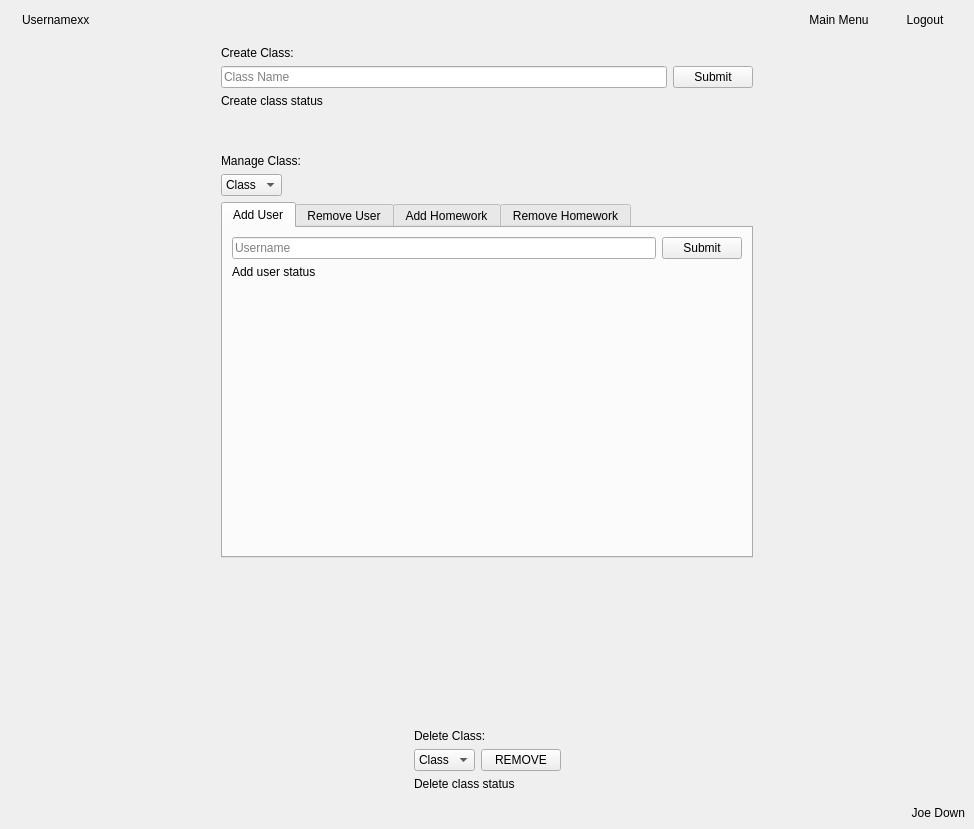
Old version of the form window.ui in the repository AnthropomorphicMonkey/Coursework.
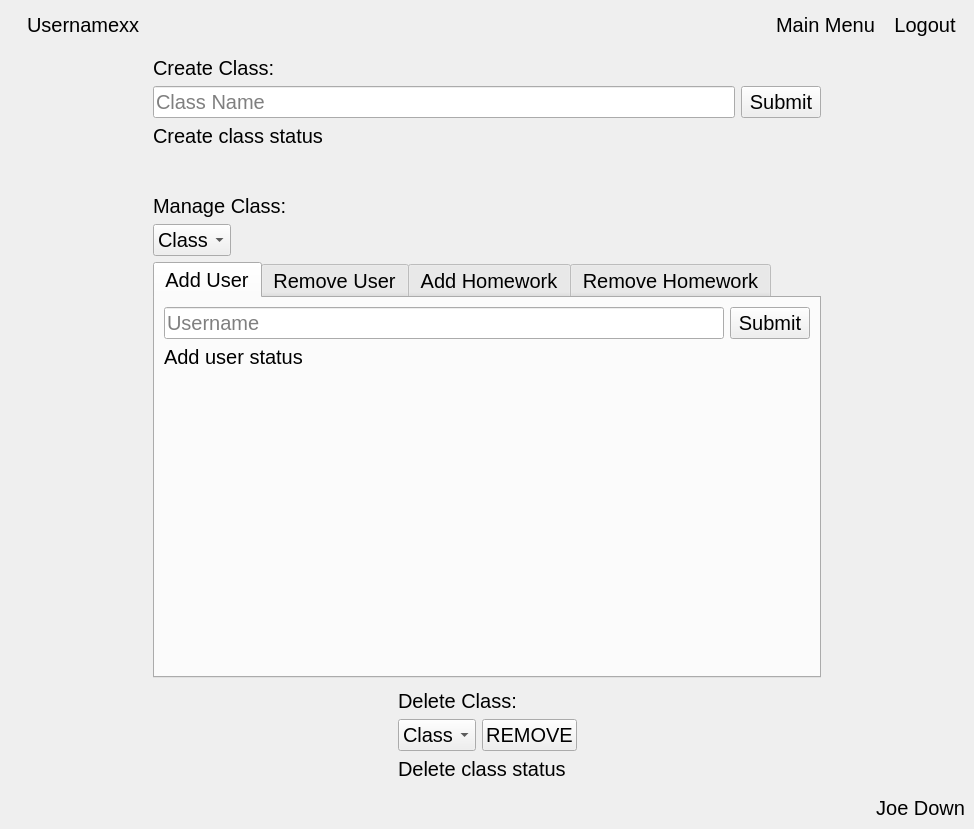
New version of the form. The open tabs and pages were chosen to show the change. Icons and pictures are not drawn. Custom widgets are drawn as their Qt base class.

```diff
--- a/window.ui
+++ b/window.ui
@@ -13,6 +13,7 @@
   <property name="font">
    <font>
     <family>Segoe UI</family>
+    <pointsize>15</pointsize>
    </font>
   </property>
   <property name="windowTitle">
```
Left out of the diff: 11 changed lines with no effect on the pictures.
